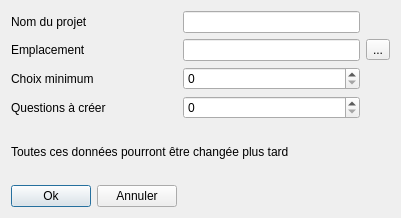
Old version of the form UI/projectassist.ui in the repository Qdesmettre/QCM_generator.
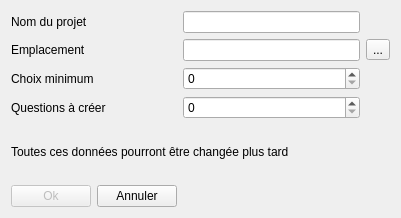
New version of the form.

What changed in the file:
```diff
--- a/UI/projectassist.ui
+++ b/UI/projectassist.ui
@@ -55,6 +55,9 @@
     <layout class="QHBoxLayout" name="horizontalLayout">
      <item>
       <widget class="QPushButton" name="ok">
+       <property name="enabled">
+        <bool>false</bool>
+       </property>
        <property name="text">
         <string>Ok</string>
        </property>
```
Left out of the diff: 16 changed lines with no effect on the pictures.
